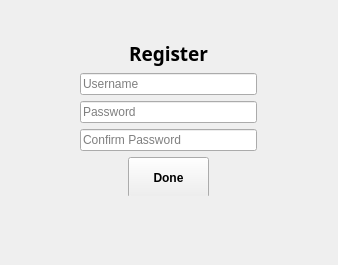
Before: the Qt Designer form user_register.ui in uvwbermudo/BookRentalApp, drawn with Qt 5.
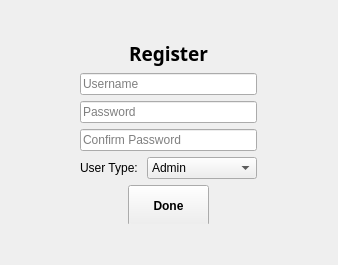
After: the same form once the commit is applied.

Diff of the .ui file:
```diff
--- a/user_register.ui
+++ b/user_register.ui
@@ -32,7 +32,7 @@
       <x>80</x>
       <y>40</y>
       <width>177</width>
-      <height>156</height>
+      <height>184</height>
      </rect>
     </property>
     <layout class="QVBoxLayout" name="verticalLayout">
@@ -108,6 +108,43 @@
        </property>
       </widget>
      </item>
+     <item>
+      <layout class="QHBoxLayout" name="horizontalLayout_3">
+       <item>
+        <widget class="QLabel" name="label_2">
+         <property name="minimumSize">
+          <size>
+           <width>61</width>
+           <height>16</height>
+          </size>
+         </property>
+         <property name="maximumSize">
+          <size>
+           <width>61</width>
+           <height>16</height>
+          </size>
+         </property>
+         <property name="text">
+          <string>User Type:</string>
+         </property>
+        </widget>
+       </item>
+       <item>
+        <widget class="QComboBox" name="comboBox">
+         <item>
+          <property name="text">
+           <string>Admin</string>
+          </property>
+         </item>
+         <item>
+          <property name="text">
+           <string>Clerk</string>
+          </property>
+         </item>
+        </widget>
+       </item>
+      </layout>
+     </item>
      <item>
       <layout class="QHBoxLayout" name="horizontalLayout">
        <item>
```
Left out of the diff: 5 changed lines with no effect on the pictures.
